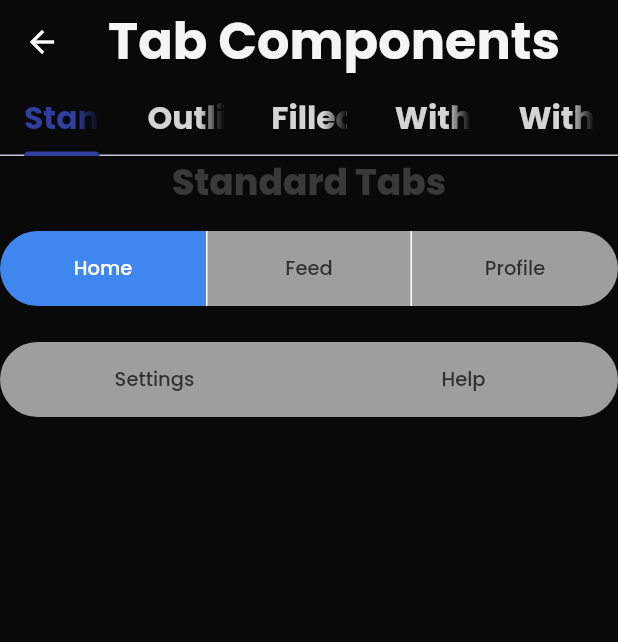
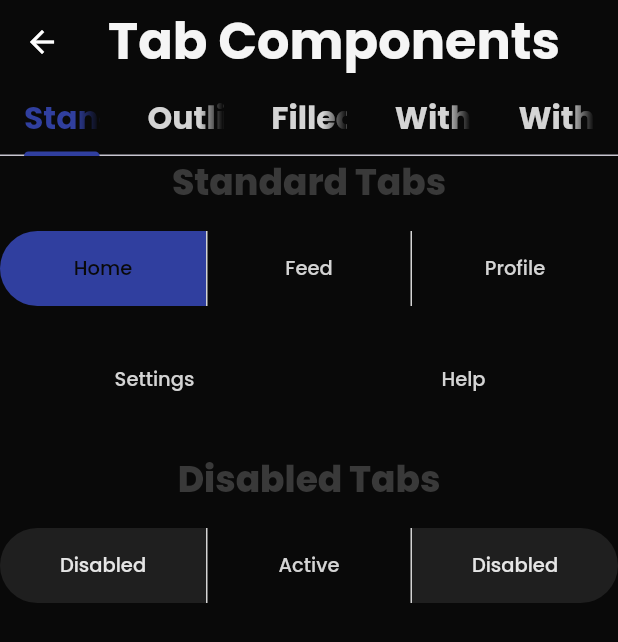
Before and after one commit to ajianaz/micropack_ui_kit, a Flutter app: the TabPage screen opened directly, on a phone screen of 412 x 824 dp. Shown: the top 642 px of the screen. Run offline on Flutter 3.47's test engine with Material 3 defaults, Android fonts, the light colour scheme and no system bars; our stand-ins replace flutter_animate, flutter_screenutil, flutter_spinkit, font_awesome_flutter, gap, google_fonts and 3 more; accounts and stored records are empty.

Commit message:
feat: Add disabled state and hover effects to MPTabRounded, refactor its colors to be theme-aware, and update the example with disabled tabs and badge text color.

```diff
--- a/example/lib/pages/tab_page.dart
+++ b/example/lib/pages/tab_page.dart
@@ -109,6 +109,38 @@ class _TabPageState extends State<TabPage> with TickerProviderStateMixin {
                       isActiveTab: _selectedIndex == 4,
                       onTab: () => _selectTab(4),
                       size: MPTabRoundedSize.small,
+                    ),
+                  ),
+                ],
+              ),
+              SizedBox(height: 24.h),
+              // Disabled Tabs Demo
+              MPText.head('Disabled Tabs'),
+              SizedBox(height: 16.h),
+              Row(
+                children: [
+                  Expanded(
+                    child: MPTabRounded(
+                      title: 'Disabled',
+                      tabLocation: 'left',
+                      isDisabled: true,
+                      onTab: () => _selectTab(0),
+                    ),
+                  ),
+                  Expanded(
+                    child: MPTabRounded(
+                      title: 'Active',
+                      tabLocation: 'center',
+                      isActiveTab: _selectedIndex == 1,
+                      onTab: () => _selectTab(1),
+                    ),
+                  ),
+                  Expanded(
+                    child: MPTabRounded(
+                      title: 'Disabled',
+                      tabLocation: 'right',
+                      isDisabled: true,
+                      onTab: () => _selectTab(2),
                     ),
                   ),
                 ],
@@ -285,7 +317,7 @@ class _TabPageState extends State<TabPage> with TickerProviderStateMixin {
                       isActiveTab: _selectedIndex == 3,
                       onTab: () => _selectTab(3),
                       badgeColor: context.mp.infoColor,
-                      badgeTextColor: Colors.white,
+                      badgeTextColor: context.mp.neutral100,
                     ),
                   ),
                   Expanded(
@@ -295,7 +327,7 @@ class _TabPageState extends State<TabPage> with TickerProviderStateMixin {
                       isActiveTab: _selectedIndex == 4,
                       onTab: () => _selectTab(4),
                       badgeColor: context.mp.errorColor,
-                      badgeTextColor: Colors.white,
+                      badgeTextColor: context.mp.neutral100,
                     ),
                   ),
                 ],
--- a/lib/src/components/tab/mp_tab_rounded.dart
+++ b/lib/src/components/tab/mp_tab_rounded.dart
@@ -21,11 +21,14 @@ class MPTabRounded extends StatefulWidget {
     this.tabColor,
     this.tabColorActive,
     this.textColor,
-    this.textColorActive = Colors.white,
+    // Removed hardcoded white color, will use theme-aware color in implementation
+    this.textColorActive,
     this.height = 50,
     this.isActiveTab = false,
+    this.isDisabled = false,
     this.onTab,
-    this.deviderColor = Colors.white,
+    // Removed hardcoded white color, will use theme-aware color in implementation
+    this.deviderColor,
     this.dimen = 32.0,
     this.variant = MPTabRoundedVariant.standard,
     this.size = MPTabRoundedSize.medium,
@@ -54,8 +57,9 @@ class MPTabRounded extends StatefulWidget {
   final Color? textColor;
   final double? height;
   final bool? isActiveTab;
+  final bool isDisabled;
   final void Function()? onTab;
-  final Color deviderColor;
+  final Color? deviderColor;
   final double dimen;
   final MPTabRoundedVariant variant;
   final MPTabRoundedSize size;
@@ -84,6 +88,7 @@ class _MPTabRoundedState extends State<MPTabRounded>
   late AnimationController _animationController;
   late Animation<double> _animation;
   late Animation<double> _indicatorAnimation;
+  bool _isHovered = false;
 
   @override
   void initState() {
@@ -132,11 +137,14 @@ class _MPTabRoundedState extends State<MPTabRounded>
 
   @override
   Widget build(BuildContext context) {
-    return Expanded(
-      flex: widget.flex,
+    // Remove the Expanded wrapper to avoid ParentDataWidget conflicts
+    // The parent widget should handle the Expanded wrapper
+    return MouseRegion(
+      onEnter: (_) => setState(() => _isHovered = true),
+      onExit: (_) => setState(() => _isHovered = false),
       child: GestureDetector(
-        onTap: widget.onTab ?? () {},
-        onLongPress: widget.onLongPress,
+        onTap: widget.isDisabled ? null : (widget.onTab ?? () {}),
+        onLongPress: widget.isDisabled ? null : widget.onLongPress,
         child: AnimatedBuilder(
           animation: _animation,
           builder: (context, child) {
@@ -147,13 +155,17 @@ class _MPTabRoundedState extends State<MPTabRounded>
               decoration: BoxDecoration(
                 border: Border(
                   left: widget.tabLocation?.toLowerCase() == 'center'
-                      ? BorderSide(color: widget.deviderColor)
+                      ? BorderSide(
+                          color: widget.deviderColor ??
+                              context.mp.adaptiveBorderColor)
                       : BorderSide.none,
                   right: widget.tabLocation?.toLowerCase() == 'center'
-                      ? BorderSide(color: widget.deviderColor)
+                      ? BorderSide(
+                          color: widget.deviderColor ??
+                              context.mp.adaptiveBorderColor)
                       : BorderSide.none,
                 ),
-                color: _getBackgroundColor(),
+                color: _getBackgroundColor(context),
                 borderRadius: widget.borderRadius ??
                     BorderRadius.only(
                       topLeft: widget.tabLocation?.toLowerCase() == 'left'
@@ -173,7 +185,7 @@ class _MPTabRoundedState extends State<MPTabRounded>
               child: Stack(
                 children: [
                   // Tab content
-                  _buildTabContent(),
+                  _buildTabContent(context),
                   // Indicator
                   if (widget.showIndicator && widget.isActiveTab == true)
                     Positioned(
@@ -188,8 +200,9 @@ class _MPTabRoundedState extends State<MPTabRounded>
                             width: _indicatorAnimation.value *
                                 MediaQuery.of(context).size.width,
                             decoration: BoxDecoration(
+                              // Use theme-aware primary color for indicator
                               color:
-                                  widget.indicatorColor ?? MpUiKit.colorBrand,
+                                  widget.indicatorColor ?? context.mp.primary,
                               borderRadius: BorderRadius.circular(2),
                             ),
                           );
@@ -205,7 +218,7 @@ class _MPTabRoundedState extends State<MPTabRounded>
     );
   }
 
-  Widget _buildTabContent() {
+  Widget _buildTabContent(BuildContext context) {
     final List<Widget> children = [];
 
     // Add icon if provided
@@ -214,9 +227,8 @@ class _MPTabRoundedState extends State<MPTabRounded>
         Icon(
           widget.icon,
           size: widget.iconSize ?? _getIconSize(),
-          color: widget.isActiveTab == true
-              ? widget.textColorActive ?? Colors.white
-              : widget.textColor ?? MpUiKit.colorText,
+          // Use theme-aware colors for icon with disabled state
+          color: _getTextColor(context),
         ),
       );
 
@@ -233,9 +245,8 @@ class _MPTabRoundedState extends State<MPTabRounded>
           child: MPText.label(
             widget.title!,
             style: MPTextStyle.body2(
-              color: widget.isActiveTab == true
-                  ? widget.textColorActive ?? Colors.white
-                  : widget.textColor ?? MpUiKit.colorText,
+              // Use theme-aware colors for text with disabled state
+              color: _getTextColor(context),
               fontWeight: widget.isActiveTab == true
                   ? FontWeight.w500
                   : FontWeight.w200,
@@ -252,7 +263,8 @@ class _MPTabRoundedState extends State<MPTabRounded>
           margin: const EdgeInsets.only(left: 4),
           padding: const EdgeInsets.symmetric(horizontal: 6, vertical: 2),
           decoration: BoxDecoration(
-            color: widget.badgeColor ?? Colors.red,
+            // Use error color for badge (semantic color)
+            color: widget.badgeColor ?? context.mp.errorColor,
             borderRadius: BorderRadius.circular(10),
           ),
           constraints: const BoxConstraints(
@@ -262,7 +274,8 @@ class _MPTabRoundedState extends State<MPTabRounded>
           child: MPText.label(
             widget.badge!,
             style: MPTextStyle.caption(
-              color: widget.badgeTextColor ?? Colors.white,
+              // Use neutral100 (white) for badge text
+              color: widget.badgeTextColor ?? context.mp.neutral100,
               fontWeight: FontWeight.w500,
             ).copyWith(fontSize: 10),
           ),
@@ -277,9 +290,8 @@ class _MPTabRoundedState extends State<MPTabRounded>
         child: MPText.label(
           widget.title!,
           style: MPTextStyle.body2(
-            color: widget.isActiveTab == true
-                ? widget.textColorActive ?? Colors.white
-                : widget.textColor ?? MpUiKit.colorText,
+            // Use theme-aware colors for text with disabled state
+            color: _getTextColor(context),
             fontWeight:
                 widget.isActiveTab == true ? FontWeight.w500 : FontWeight.w200,
           ).copyWith(fontSize: _getFontSize()),
@@ -298,21 +310,54 @@ class _MPTabRoundedState extends State<MPTabRounded>
     );
   }
 
-  Color _getBackgroundColor() {
+  Color _getBackgroundColor(BuildContext context) {
+    // Handle disabled state first
+    if (widget.isDisabled) {
+      return context.mp.disabledColor.withValues(alpha: 0.1);
+    }
+
     switch (widget.variant) {
       case MPTabRoundedVariant.standard:
-        return widget.isActiveTab == true
-            ? (widget.tabColorActive ?? MpUiKit.colorBrand)
-            : widget.tabColor ?? Colors.grey;
+        // Use theme-aware colors for standard variant with hover state
+        if (widget.isActiveTab == true) {
+          return widget.tabColorActive ?? context.mp.primary;
+        } else if (_isHovered) {
+          return widget.tabColor ?? context.mp.primaryHover;
+        } else {
+          return widget.tabColor ?? context.mp.adaptiveBackgroundColor;
+        }
       case MPTabRoundedVariant.outlined:
-        return widget.isActiveTab == true
-            ? (widget.tabColorActive ?? MpUiKit.colorBrand)
-            : Colors.transparent;
+        // Use theme-aware colors for outlined variant with hover state
+        if (widget.isActiveTab == true) {
+          return widget.tabColorActive ?? context.mp.primary;
+        } else if (_isHovered) {
+          return context.mp.primarySurface;
+        } else {
+          return Colors.transparent;
+        }
       case MPTabRoundedVariant.filled:
-        return widget.isActiveTab == true
-            ? (widget.tabColorActive ?? MpUiKit.colorBrand)
-            : (widget.tabColor ?? Colors.grey).withValues(alpha: 0.1);
+        // Use theme-aware colors for filled variant with opacity and hover state
+        if (widget.isActiveTab == true) {
+          return widget.tabColorActive ?? context.mp.primary;
+        } else if (_isHovered) {
+          return (widget.tabColor ?? context.mp.subtitleColor)
+              .withValues(alpha: 0.2);
+        } else {
+          return (widget.tabColor ?? context.mp.subtitleColor)
+              .withValues(alpha: 0.1);
+        }
     }
+  }
+
+  // Helper method to get text color with disabled state
+  Color _getTextColor(BuildContext context) {
+    if (widget.isDisabled) {
+      return context.mp.disabledColor;
+    }
+
+    return widget.isActiveTab == true
+        ? widget.textColorActive ?? context.mp.neutral100
+        : widget.textColor ?? context.mp.subtitleColor;
   }
 
   double _getHeight() {
```
